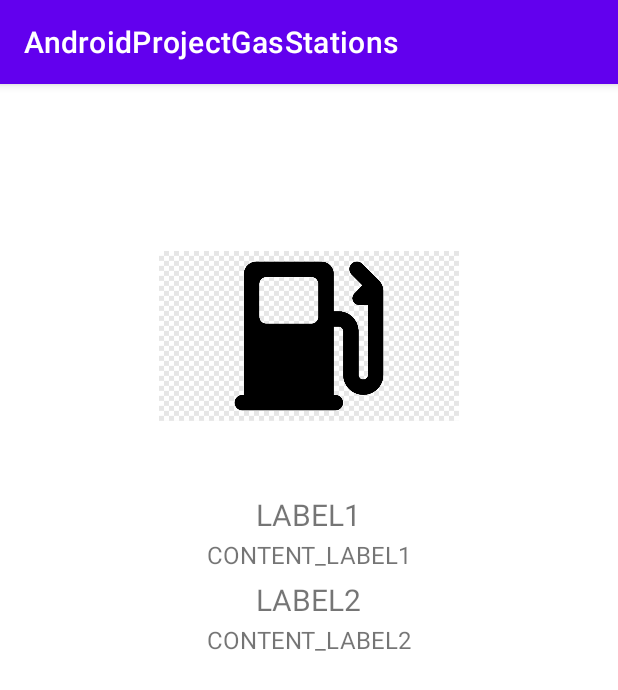
After one commit to RakelTAFA/Android_Java_Station_Essence, an Android app: the GasStationDetailedActivity screen opened directly, with no data from a screen before it, on a phone screen of 412 x 824 dp. The commit adds this screen. Shown: the top 690 px of the screen. Run offline under Robolectric (Android 15) with nearby library versions, the phone set to English and light mode, and no system bars.

Commit message:
Ajout affichage détaillé (à finir)

```diff
--- a/app/src/main/AndroidManifest.xml
+++ b/app/src/main/AndroidManifest.xml
@@ -16,6 +16,9 @@
         android:theme="@style/Theme.AndroidProjectGasStations"
         tools:targetApi="31">
         <activity
+            android:name=".GasStationDetailedActivity"
+            android:exported="false" />
+        <activity
             android:name=".GasStationsActivity"
             android:exported="true">
             <intent-filter>
--- /dev/null
+++ b/app/src/main/java/com/example/androidprojectgasstations/GasStationDetailedActivity.java
@@ -0,0 +1,23 @@
+package com.example.androidprojectgasstations;
+
+import androidx.appcompat.app.AppCompatActivity;
+
+import android.content.Intent;
+import android.os.Bundle;
+
+import com.example.androidprojectgasstations.fragment.GasStationListFragment;
+import com.example.androidprojectgasstations.model.GasStationFields;
+
+public class GasStationDetailedActivity extends AppCompatActivity {
+
+    @Override
+    protected void onCreate(Bundle savedInstanceState) {
+        super.onCreate(savedInstanceState);
+        setContentView(R.layout.activity_gas_station_detailed);
+
+        Intent intent = getIntent();
+        GasStationFields infoFromIntent = (GasStationFields) intent.getSerializableExtra(GasStationListFragment.KEY_DETAILED_INTENT);
+
+    }
+
+}
--- a/app/src/main/java/com/example/androidprojectgasstations/GasStationsActivity.java
+++ b/app/src/main/java/com/example/androidprojectgasstations/GasStationsActivity.java
@@ -60,6 +60,8 @@ public class GasStationsActivity extends AppCompatActivity implements IGasStatio
                 replaceFragment(new GasStationMapFragment());
             }
         });
+
+
     }
 
 
@@ -71,8 +73,10 @@ public class GasStationsActivity extends AppCompatActivity implements IGasStatio
                 List<GasStationRecords> listRecords = gasStation.getRecords();
                 for (GasStationRecords gsRecords : listRecords)
                 {
-                    Log.d("RECORDS", gsRecords.getRecordid());
-                    Log.d("RECORDS_FIELD", gsRecords.getFields().getAdresse());
+                    Log.d("RECORDS_ID", gsRecords.getRecordid());
+                    Log.d("RECORDS_ADDRESS", gsRecords.getFields().getAdresse());
+                    Log.d("RECORDS_TYPE", gsRecords.getFields().getPrixNom());
+                    Log.d("RECORDS_PRICE", "" + gsRecords.getFields().getPrixValeur());
                 }
             }
 
@@ -87,30 +91,14 @@ public class GasStationsActivity extends AppCompatActivity implements IGasStatio
     @Override
     public void getGasStationsResponseSuccess(GasStation gs) {
         Log.e("SUCCESS main activity", "SUCCESS main activity");
-        /*
-        TextView t = findViewById(R.id.tv_hello);
-        t.setText(clock.getDatetime());
-         */
+
     }
 
 
     @Override
     public void getGasStationsResponseError(String message) {
         Log.e("ERROR main activity", "Response Error " + message);
-        /*
-        AlertDialog.Builder alert = new AlertDialog.Builder(getApplicationContext());
-        alert.setTitle("Erreur").setMessage("une erreur est apparue lors de la recherche de données");
-        alert.setCancelable(false);
-        alert.setPositiveButton("ok", new DialogInterface.OnClickListener() {
-            @Override
-            public void onClick(DialogInterface dialogInterface, int i) {
-                dialogInterface.dismiss();
-            }
-        });
-        alert.setIcon(R.drawable.ic_launcher_background);
-        alert.create().show();
 
-         */
     }
 
     // Fragments
--- a/app/src/main/java/com/example/androidprojectgasstations/fragment/GasStationListFragment.java
+++ b/app/src/main/java/com/example/androidprojectgasstations/fragment/GasStationListFragment.java
@@ -1,5 +1,6 @@
 package com.example.androidprojectgasstations.fragment;
 
+import android.content.Intent;
 import android.os.Bundle;
 
 import androidx.fragment.app.Fragment;
@@ -8,10 +9,12 @@ import android.util.Log;
 import android.view.LayoutInflater;
 import android.view.View;
 import android.view.ViewGroup;
+import android.widget.AdapterView;
 import android.widget.ArrayAdapter;
 import android.widget.ListView;
 import android.widget.Spinner;
 
+import com.example.androidprojectgasstations.GasStationDetailedActivity;
 import com.example.androidprojectgasstations.R;
 import com.example.androidprojectgasstations.adapter.GasStationAdapter;
 import com.example.androidprojectgasstations.manager.CacheManager;
@@ -19,11 +22,13 @@ import com.example.androidprojectgasstations.model.GasStation;
 import com.example.androidprojectgasstations.model.GasStationFields;
 import com.example.androidprojectgasstations.model.GasStationRecords;
 
+import java.io.Serializable;
 import java.util.ArrayList;
 
 
-public class GasStationListFragment extends Fragment {
+public class GasStationListFragment extends Fragment implements Serializable {
 
+    public static final String KEY_DETAILED_INTENT = "DETAIL";
     View view;
     GasStation gasStation = null;
 
@@ -61,6 +66,16 @@ public class GasStationListFragment extends Fragment {
         GasStationAdapter gasStationAdapter = new GasStationAdapter(getActivity(), gasStationFields);
         gasStationListView.setAdapter(gasStationAdapter);
 
+        gasStationListView.setOnItemClickListener(new AdapterView.OnItemClickListener() {
+            @Override
+            public void onItemClick(AdapterView<?> parent, View view, int position, long id) {
+                GasStationFields clickedField = gasStationFields.get(position);
+                Intent GasStationDetailIntent = new Intent(getContext(), GasStationDetailedActivity.class);
+                GasStationDetailIntent.putExtra(KEY_DETAILED_INTENT, clickedField);
+                startActivity(GasStationDetailIntent);
+            }
+        });
+
         return view;
     }
 }
--- /dev/null
+++ b/app/src/main/res/layout/activity_gas_station_detailed.xml
@@ -0,0 +1,78 @@
+<?xml version="1.0" encoding="utf-8"?>
+<androidx.constraintlayout.widget.ConstraintLayout xmlns:android="http://schemas.android.com/apk/res/android"
+    xmlns:app="http://schemas.android.com/apk/res-auto"
+    xmlns:tools="http://schemas.android.com/tools"
+    android:layout_width="match_parent"
+    android:layout_height="match_parent"
+    tools:context=".GasStationDetailedActivity">
+
+    <ImageView
+        android:id="@+id/detail_logo"
+        android:layout_width="200dp"
+        android:layout_height="200dp"
+        android:src="@drawable/carburant"
+        app:layout_constraintHorizontal_bias="0.5"
+        app:layout_constraintVertical_bias="0.12"
+        app:layout_constraintStart_toStartOf="parent"
+        app:layout_constraintEnd_toEndOf="parent"
+        app:layout_constraintTop_toTopOf="parent"
+        app:layout_constraintBottom_toBottomOf="parent" />
+
+    <TextView
+        android:id="@+id/label1"
+        app:layout_constraintTop_toBottomOf="@id/detail_logo"
+        app:layout_constraintLeft_toLeftOf="parent"
+        android:layout_marginTop="5dp"
+        app:layout_constraintHorizontal_bias="0.5"
+        android:layout_width="wrap_content"
+        android:layout_height="wrap_content"
+        android:text="LABEL1"
+        android:textSize="20sp"
+        app:layout_constraintEnd_toEndOf="parent"
+        app:layout_constraintStart_toStartOf="parent"
+        tools:layout_editor_absoluteY="268dp" />
+
+    <TextView
+        android:id="@+id/content_label1"
+        app:layout_constraintTop_toBottomOf="@id/label1"
+        app:layout_constraintLeft_toLeftOf="parent"
+        app:layout_constraintHorizontal_bias="0.5"
+        android:layout_marginTop="2dp"
+        android:layout_width="wrap_content"
+        android:layout_height="wrap_content"
+        android:text="CONTENT_LABEL1"
+        android:textSize="16sp"
+        app:layout_constraintEnd_toEndOf="parent"
+        app:layout_constraintStart_toStartOf="parent"
+        tools:layout_editor_absoluteY="292dp" />
+
+    <TextView
+        android:id="@+id/label2"
+        app:layout_constraintTop_toBottomOf="@id/content_label1"
+        app:layout_constraintLeft_toLeftOf="parent"
+        android:layout_marginTop="5dp"
+        app:layout_constraintHorizontal_bias="0.5"
+        android:layout_width="wrap_content"
+        android:layout_height="wrap_content"
+        android:text="LABEL2"
+        android:textSize="20sp"
+        app:layout_constraintEnd_toEndOf="parent"
+        app:layout_constraintStart_toStartOf="parent"
+        tools:layout_editor_absoluteY="268dp" />
+
+    <TextView
+        android:id="@+id/content_label2"
+        app:layout_constraintTop_toBottomOf="@id/label2"
+        app:layout_constraintLeft_toLeftOf="parent"
+        app:layout_constraintHorizontal_bias="0.5"
+        android:layout_marginTop="2dp"
+        android:layout_width="wrap_content"
+        android:layout_height="wrap_content"
+        android:text="CONTENT_LABEL2"
+        android:textSize="16sp"
+        app:layout_constraintEnd_toEndOf="parent"
+        app:layout_constraintStart_toStartOf="parent"
+        tools:layout_editor_absoluteY="292dp" />
+
+
+</androidx.constraintlayout.widget.ConstraintLayout>
```
